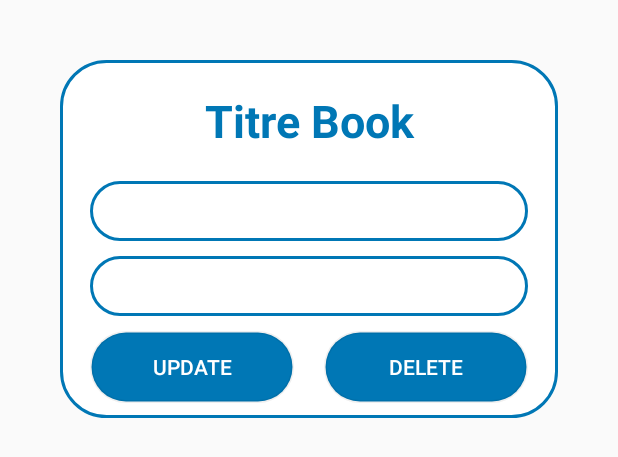
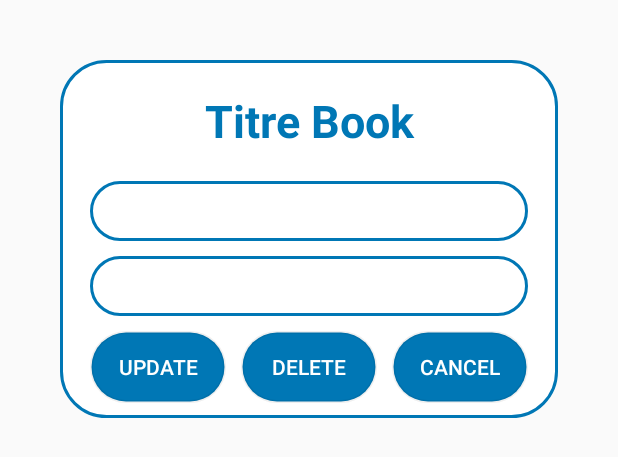
Before and after one commit to Salah-EddineChnitifa/BookLibrary, an Android app: the layout update_book.xml on its own in the app's theme, with its tools: preview values and no code run, on a phone screen of 412 x 824 dp. Shown: the top 457 px of the screen. Run offline under Robolectric (Android 15) with nearby library versions, the phone set to English and light mode, and no system bars.

Commit message:
Add button cancel in dialog

```diff
--- a/app/src/main/res/layout/add_book.xml
+++ b/app/src/main/res/layout/add_book.xml
@@ -95,7 +95,7 @@
             android:textColor="@color/colorAccent" />
 
         <Button
-            android:id="@+id/buttonDeleteBook"
+            android:id="@+id/button2Cancel"
             android:layout_width="match_parent"
             android:layout_height="wrap_content"
             android:layout_marginLeft="10dp"
--- a/app/src/main/res/layout/update_book.xml
+++ b/app/src/main/res/layout/update_book.xml
@@ -61,11 +61,10 @@
             android:layout_height="wrap_content"
             android:layout_marginLeft="20dp"
             android:layout_marginTop="10dp"
-            android:layout_marginRight="10dp"
             android:layout_marginBottom="10dp"
             android:layout_weight="1"
             android:background="@drawable/dialog_buttons_border"
-            android:text="Update"
+            android:text="@string/update"
             android:textColor="@color/colorAccent" />
 
         <Button
@@ -74,11 +73,23 @@
             android:layout_height="wrap_content"
             android:layout_marginLeft="10dp"
             android:layout_marginTop="10dp"
+            android:layout_marginRight="10dp"
+            android:layout_marginBottom="10dp"
+            android:layout_weight="1"
+            android:background="@drawable/dialog_buttons_border"
+            android:text="@string/delete"
+            android:textColor="@color/colorAccent" />
+
+        <Button
+            android:id="@+id/button2Cancel"
+            android:layout_width="match_parent"
+            android:layout_height="wrap_content"
+            android:layout_marginTop="10dp"
             android:layout_marginRight="20dp"
             android:layout_marginBottom="10dp"
             android:layout_weight="1"
             android:background="@drawable/dialog_buttons_border"
-            android:text="Delete"
+            android:text="@string/cancel"
             android:textColor="@color/colorAccent" />
 
     </LinearLayout>
--- a/app/src/main/res/values/strings.xml
+++ b/app/src/main/res/values/strings.xml
@@ -6,4 +6,6 @@
     <string name="add">Add</string>
     <string name="titre_book">Titre Book</string>
     <string name="cancel">Cancel</string>
+    <string name="delete">Delete</string>
+    <string name="update">Update</string>
 </resources>
```
